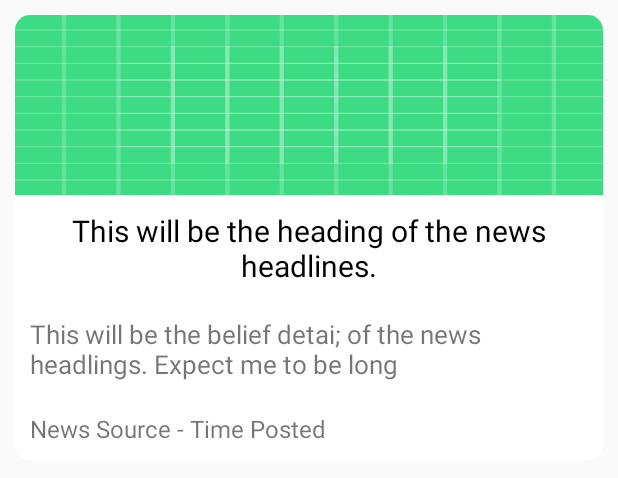
After one commit to LennyDennis/Covid-19-Mobile-App, an Android app: the layout news_view.xml on its own in the app's theme, with its tools: preview values and no code run, on a phone screen of 412 x 824 dp. The commit adds this screen. Shown: the top 478 px of the screen. Run offline under Robolectric (Android 15) with nearby library versions, the phone set to English and light mode, and no system bars.

```diff
--- a/app/src/main/java/com/example/covid_19/Constants.java
+++ b/app/src/main/java/com/example/covid_19/Constants.java
@@ -2,4 +2,5 @@ package com.example.covid_19;
 
 public class Constants {
     public static final String COVID19_BASE_URL = "https://corona.lmao.ninja/";
+    public static final String NEWS_API_URL = "https://newsapi.org/v2/";
 }
--- a/app/src/main/java/com/example/covid_19/adapters/CountriesRecyclerViewAdapter.java
+++ b/app/src/main/java/com/example/covid_19/adapters/CountriesRecyclerViewAdapter.java
@@ -12,7 +12,7 @@ import androidx.recyclerview.widget.RecyclerView;
 
 import com.bumptech.glide.Glide;
 import com.example.covid_19.R;
-import com.example.covid_19.models.CovidCountriesStats;
+import com.example.covid_19.models.covidAPI.CovidCountriesStats;
 
 import java.util.List;
 
--- a/app/src/main/java/com/example/covid_19/models/CountryInfo.java
+++ b/app/src/main/java/com/example/covid_19/models/covidAPI/CountryInfo.java
@@ -1,5 +1,5 @@
 
-package com.example.covid_19.models;
+package com.example.covid_19.models.covidAPI;
 
 import com.google.gson.annotations.Expose;
 import com.google.gson.annotations.SerializedName;
--- a/app/src/main/java/com/example/covid_19/models/CovidCountriesStats.java
+++ b/app/src/main/java/com/example/covid_19/models/covidAPI/CovidCountriesStats.java
@@ -1,5 +1,5 @@
 
-package com.example.covid_19.models;
+package com.example.covid_19.models.covidAPI;
 
 import com.google.gson.annotations.Expose;
 import com.google.gson.annotations.SerializedName;
--- a/app/src/main/java/com/example/covid_19/models/TotalCovidStats.java
+++ b/app/src/main/java/com/example/covid_19/models/covidAPI/TotalCovidStats.java
@@ -1,5 +1,5 @@
 
-package com.example.covid_19.models;
+package com.example.covid_19.models.covidAPI;
 
 import com.google.gson.annotations.Expose;
 import com.google.gson.annotations.SerializedName;
--- a/app/src/main/java/com/example/covid_19/network/NovelCovid19Api.java
+++ b/app/src/main/java/com/example/covid_19/network/covidAPINetwork/NovelCovid19Api.java
@@ -1,7 +1,7 @@
-package com.example.covid_19.network;
+package com.example.covid_19.network.covidAPINetwork;
 
-import com.example.covid_19.models.CovidCountriesStats;
-import com.example.covid_19.models.TotalCovidStats;
+import com.example.covid_19.models.covidAPI.CovidCountriesStats;
+import com.example.covid_19.models.covidAPI.TotalCovidStats;
 
 import java.util.List;
 
--- a/app/src/main/java/com/example/covid_19/ui/CountriesFragment.java
+++ b/app/src/main/java/com/example/covid_19/ui/CountriesFragment.java
@@ -13,9 +13,9 @@ import androidx.recyclerview.widget.RecyclerView;
 
 import com.example.covid_19.R;
 import com.example.covid_19.adapters.CountriesRecyclerViewAdapter;
-import com.example.covid_19.models.CovidCountriesStats;
-import com.example.covid_19.network.NovelCovid19Api;
-import com.example.covid_19.network.NovelCovidRetrofitInstance;
+import com.example.covid_19.models.covidAPI.CovidCountriesStats;
+import com.example.covid_19.network.covidAPINetwork.NovelCovid19Api;
+import com.example.covid_19.network.covidAPINetwork.NovelCovidRetrofitInstance;
 
 import java.util.List;
 
--- a/app/src/main/java/com/example/covid_19/ui/HomeFragment.java
+++ b/app/src/main/java/com/example/covid_19/ui/HomeFragment.java
@@ -10,9 +10,9 @@ import android.widget.TextView;
 import androidx.fragment.app.Fragment;
 
 import com.example.covid_19.R;
-import com.example.covid_19.models.TotalCovidStats;
-import com.example.covid_19.network.NovelCovid19Api;
-import com.example.covid_19.network.NovelCovidRetrofitInstance;
+import com.example.covid_19.models.covidAPI.TotalCovidStats;
+import com.example.covid_19.network.covidAPINetwork.NovelCovid19Api;
+import com.example.covid_19.network.covidAPINetwork.NovelCovidRetrofitInstance;
 
 import butterknife.BindView;
 import butterknife.ButterKnife;
--- a/app/src/main/res/layout/fragment_news.xml
+++ b/app/src/main/res/layout/fragment_news.xml
@@ -6,9 +6,9 @@
     tools:context=".ui.NewsFragment">
 
     <!-- TODO: Update blank fragment layout -->
-    <TextView
+    <androidx.recyclerview.widget.RecyclerView
+        android:id="@+id/news_recyclerview"
         android:layout_width="match_parent"
-        android:layout_height="match_parent"
-        android:text="News" />
+        android:layout_height="match_parent" />
 
 </FrameLayout>
--- /dev/null
+++ b/app/src/main/res/layout/news_view.xml
@@ -0,0 +1,62 @@
+<?xml version="1.0" encoding="utf-8"?>
+<androidx.cardview.widget.CardView xmlns:android="http://schemas.android.com/apk/res/android"
+    xmlns:app="http://schemas.android.com/apk/res-auto"
+    android:layout_width="match_parent"
+    android:layout_height="wrap_content"
+    android:layout_margin="10dp"
+    app:cardCornerRadius="10dp">
+
+    <androidx.appcompat.widget.LinearLayoutCompat
+        android:layout_width="match_parent"
+        android:layout_height="wrap_content"
+        android:orientation="vertical">
+
+        <androidx.appcompat.widget.AppCompatImageView
+            android:id="@+id/news_image"
+            android:layout_width="match_parent"
+            android:layout_height="120dp"
+            android:scaleType="fitXY"
+            android:src="@drawable/ic_launcher_background" />
+
+        <TextView
+            android:id="@+id/news_title"
+            android:layout_width="match_parent"
+            android:layout_height="wrap_content"
+            android:layout_margin="10dp"
+            android:gravity="center"
+            android:text="This will be the heading of the news headlines."
+            android:textColor="@color/blackColor"
+            android:textSize="20sp" />
+
+        <TextView
+            android:id="@+id/news_description"
+            android:layout_width="match_parent"
+            android:layout_height="wrap_content"
+            android:layout_margin="10dp"
+            android:text="This will be the belief detai; of the news headlings. Expect me to be long"
+            android:textSize="17sp" />
+
+        <LinearLayout
+            android:layout_width="match_parent"
+            android:layout_height="wrap_content"
+            android:layout_margin="10dp">
+
+            <TextView
+                android:id="@+id/news_source"
+                android:layout_width="wrap_content"
+                android:layout_height="wrap_content"
+                android:text="News Source -"
+                android:textSize="16sp" />
+
+            <TextView
+                android:id="@+id/news_time"
+                android:layout_width="wrap_content"
+                android:layout_height="wrap_content"
+                android:text=" Time Posted"
+                android:textSize="16sp" />
+
+        </LinearLayout>
+
+    </androidx.appcompat.widget.LinearLayoutCompat>
+
+</androidx.cardview.widget.CardView>
```
Also changed, not shown: app/src/main/java/com/example/covid_19/adapters/NewsRecyclerViewAdapter.java (added, +73 -0 lines), app/src/main/java/com/example/covid_19/models/newsAPI/Article.java (added, +126 -0 lines), app/src/main/java/com/example/covid_19/models/newsAPI/NewsHeadlinesResponse.java (added, +63 -0 lines), app/src/main/java/com/example/covid_19/models/newsAPI/Source.java (added, +48 -0 lines), app/src/main/java/com/example/covid_19/network/covidAPINetwork/NovelCovidRetrofitInstance.java (added, +24 -0 lines), app/src/main/java/com/example/covid_19/network/newsAPINetwork/NewsAPI.java (added, +13 -0 lines), app/src/main/java/com/example/covid_19/network/newsAPINetwork/NewsRetrofitInstance.java (renamed from app/src/main/java/com/example/covid_19/network/NovelCovidRetrofitInstance.java, +6 -7 lines).
